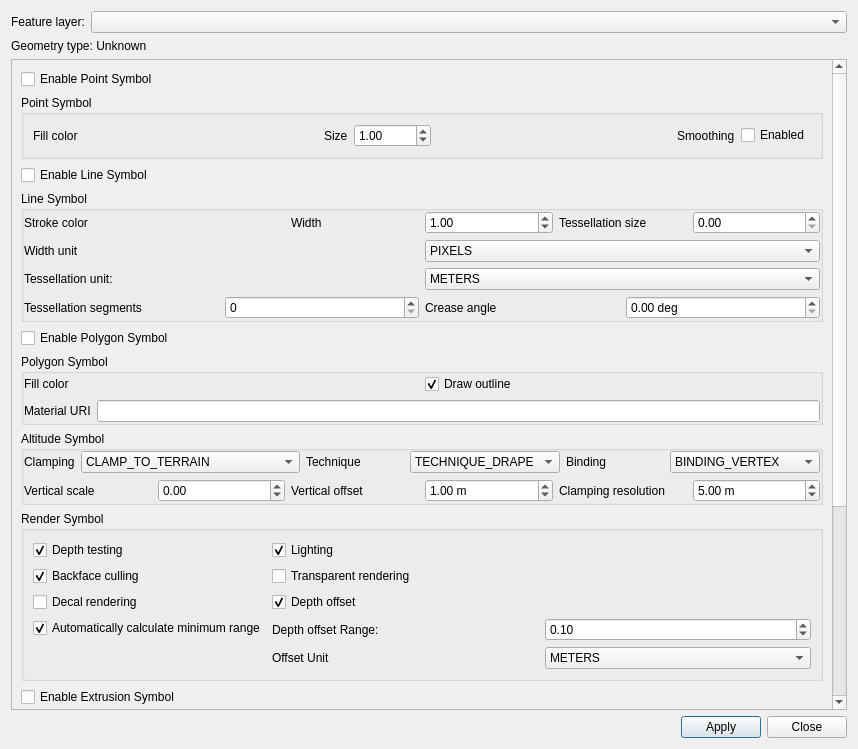
Before: the Qt Designer form src/core/DataManager/SymbologyEditorDialog.ui in adithyahk46/GeoLayer-X, drawn with Qt 5.
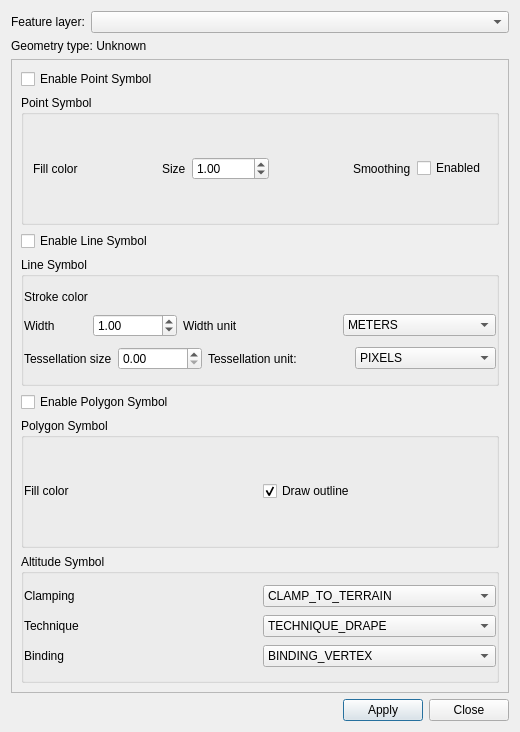
After: the same form once the commit is applied.

Diff of the .ui file:
```diff
--- a/src/core/DataManager/SymbologyEditorDialog.ui
+++ b/src/core/DataManager/SymbologyEditorDialog.ui
@@ -6,8 +6,8 @@
    <rect>
     <x>0</x>
     <y>0</y>
-    <width>858</width>
-    <height>749</height>
+    <width>520</width>
+    <height>732</height>
    </rect>
   </property>
   <property name="minimumSize">
@@ -58,8 +58,8 @@
        <rect>
         <x>0</x>
         <y>0</y>
-        <width>821</width>
-        <height>1191</height>
+        <width>496</width>
+        <height>606</height>
        </rect>
       </property>
       <layout class="QVBoxLayout" name="symbolsLayout">
@@ -89,7 +89,7 @@
           <item>
            <spacer name="pointSymbolSpacer">
             <property name="orientation">
-             <enum>Qt::Horizontal</enum>
+             <enum>Qt::Orientation::Horizontal</enum>
             </property>
             <property name="sizeHint" stdset="0">
              <size>
@@ -122,7 +122,7 @@
           <item>
            <spacer name="pointSmoothingSpacer">
             <property name="orientation">
-             <enum>Qt::Horizontal</enum>
+             <enum>Qt::Orientation::Horizontal</enum>
             </property>
             <property name="sizeHint" stdset="0">
              <size>
@@ -161,19 +161,13 @@
          <property name="title">
           <string>Line Symbol</string>
          </property>
-         <layout class="QVBoxLayout" name="lineSymbolLayout">
+         <layout class="QVBoxLayout" name="verticalLayout">
           <property name="leftMargin">
            <number>0</number>
           </property>
-          <property name="topMargin">
-           <number>0</number>
-          </property>
           <property name="rightMargin">
            <number>0</number>
           </property>
-          <property name="bottomMargin">
-           <number>0</number>
-          </property>
           <item>
            <layout class="QHBoxLayout" name="lineStyleLayout">
             <item>
@@ -190,6 +184,10 @@
               </item>
              </layout>
             </item>
+           </layout>
+          </item>
+          <item>
+           <layout class="QHBoxLayout" name="horizontalLayout">
             <item>
              <layout class="QHBoxLayout" name="lineWidthLayout">
               <item>
@@ -215,6 +213,31 @@
              </layout>
             </item>
             <item>
+             <widget class="QLabel" name="lineWidthUnitsLabel">
+              <property name="text">
+               <string>Width unit</string>
+              </property>
+             </widget>
+            </item>
+            <item>
+             <widget class="QComboBox" name="lineTessellationUnitsComboBox">
+              <item>
+               <property name="text">
+                <string>METERS</string>
+               </property>
+              </item>
+              <item>
+               <property name="text">
+                <string>KILOMETERS</string>
+               </property>
+              </item>
+             </widget>
+            </item>
+           </layout>
+          </item>
+          <item>
+           <layout class="QHBoxLayout" name="horizontalLayout_2">
+            <item>
              <layout class="QHBoxLayout" name="lineTessellationSizeLayout">
               <item>
                <widget class="QLabel" name="lineTessellationSizeLabel">
@@ -235,105 +258,31 @@
               </item>
              </layout>
             </item>
-           </layout>
-          </item>
-          <item>
-           <layout class="QVBoxLayout" name="lineUnitsLayout">
             <item>
-             <layout class="QHBoxLayout" name="lineWidthUnitsLayout">
-              <item>
-               <widget class="QLabel" name="lineWidthUnitsLabel">
-                <property name="text">
-                 <string>Width unit</string>
-                </property>
-               </widget>
-              </item>
-              <item>
-               <widget class="QComboBox" name="lineWidthUnitsComboBox">
-                <item>
-                 <property name="text">
-                  <string>PIXELS</string>
-                 </property>
-                </item>
-                <item>
-                 <property name="text">
-                  <string>METERS</string>
-                 </property>
-                </item>
-                <item>
-                 <property name="text">
-                  <string>KILOMETERS</string>
-                 </property>
-                </item>
-               </widget>
-              </item>
-             </layout>
+             <widget class="QLabel" name="lineTessellationUnitsLabel">
+              <property name="text">
+               <string>Tessellation unit:</string>
+              </property>
+             </widget>
             </item>
             <item>
-             <layout class="QHBoxLayout" name="lineTessellationUnitsLayout">
+             <widget class="QComboBox" name="lineWidthUnitsComboBox">
               <item>
-               <widget class="QLabel" name="lineTessellationUnitsLabel">
-                <property name="text">
-                 <string>Tessellation unit:</string>
-                </property>
-               </widget>
+               <property name="text">
+                <string>PIXELS</string>
+               </property>
               </item>
               <item>
-               <widget class="QComboBox" name="lineTessellationUnitsComboBox">
-                <item>
-                 <property name="text">
-                  <string>METERS</string>
-                 </property>
-                </item>
-                <item>
-                 <property name="text">
-                  <string>KILOMETERS</string>
-                 </property>
-                </item>
-               </widget>
+               <property name="text">
+                <string>METERS</string>
+               </property>
               </item>
-             </layout>
-            </item>
-            <item>
-             <layout class="QHBoxLayout" name="lineAdvancedOptionsLayout">
               <item>
-               <widget class="QLabel" name="lineTessellationCountLabel">
-                <property name="text">
-                 <string>Tessellation segments</string>
-                </property>
-               </widget>
+               <property name="text">
+                <string>KILOMETERS</string>
+               </property>
               </item>
-              <item>
-               <widget class="QSpinBox" name="lineTessellationCountSpinBox">
-                <property name="minimum">
-                 <number>0</number>
-                </property>
-                <property name="maximum">
-                 <number>10000</number>
-                </property>
-               </widget>
-              </item>
-              <item>
-               <widget class="QLabel" name="lineCreaseAngleLabel">
-                <property name="text">
-                 <string>Crease angle</string>
-                </property>
-               </widget>
-              </item>
-              <item>
-               <widget class="QDoubleSpinBox" name="lineCreaseAngleSpinBox">
-                <property name="suffix">
-                 <string> deg</string>
-                </property>
-                <property name="minimum">
-                 <double>0.000000000000000</double>
-                </property>
-                <property name="maximum">
-                 <double>180.000000000000000</double>
-                </property>
-               </widget>
-              </item>
-             </layout>
+             </widget>
             </item>
            </layout>
           </item>
@@ -393,20 +342,6 @@
             </item>
            </layout>
           </item>
-          <item>
-           <layout class="QHBoxLayout" name="polygonMaterialLayout">
-            <item>
-             <widget class="QLabel" name="polygonMaterialLabel">
-              <property name="text">
-               <string>Material URI</string>
-              </property>
-             </widget>
-            </item>
-            <item>
-             <widget class="QLineEdit" name="polygonMaterialLineEdit"/>
-            </item>
-           </layout>
-          </item>
          </layout>
         </widget>
        </item>
@@ -415,512 +350,113 @@
          <property name="title">
           <string>Altitude Symbol</string>
          </property>
-         <layout class="QVBoxLayout" name="altitudeSymbolLayout">
+         <layout class="QVBoxLayout" name="verticalLayout_2">
           <property name="leftMargin">
            <number>0</number>
           </property>
-          <property name="topMargin">
-           <number>0</number>
-          </property>
           <property name="rightMargin">
            <number>0</number>
           </property>
-          <property name="bottomMargin">
-           <number>0</number>
-          </property>
           <item>
-           <layout class="QHBoxLayout" name="altitudeOptionsLayout">
+           <layout class="QHBoxLayout" name="altitudeClampingLayout">
             <item>
-             <layout class="QHBoxLayout" name="altitudeClampingLayout">
-              <item>
-               <widget class="QLabel" name="altitudeClampingLabel">
-                <property name="text">
-                 <string>Clamping</string>
-                </property>
-               </widget>
-              </item>
-              <item>
-               <widget class="QComboBox" name="altitudeClampingComboBox">
-                <item>
-                 <property name="text">
-                  <string>CLAMP_TO_TERRAIN</string>
-                 </property>
-                </item>
-                <item>
-                 <property name="text">
-                  <string>CLAMP_ABSOLUTE</string>
-                 </property>
-                </item>
-                <item>
-                 <property name="text">
-                  <string>CLAMP_RELATIVE_TO_TERRAIN</string>
-                 </property>
-                </item>
-                <item>
-                 <property name="text">
-                  <string>CLAMP_NONE</string>
-                 </property>
-                </item>
-               </widget>
-              </item>
-             </layout>
+             <widget class="QLabel" name="altitudeClampingLabel">
+              <property name="text">
+               <string>Clamping</string>
+              </property>
+             </widget>
             </item>
             <item>
-             <layout class="QHBoxLayout" name="altitudeTechniqueLayout">
+             <widget class="QComboBox" name="altitudeClampingComboBox">
               <item>
-               <widget class="QLabel" name="altitudeTechniqueLabel">
-                <property name="text">
-                 <string>Technique</string>
-                </property>
-               </widget>
+               <property name="text">
+                <string>CLAMP_TO_TERRAIN</string>
+               </property>
               </item>
               <item>
-               <widget class="QComboBox" name="altitudeTechniqueComboBox">
-                <item>
-                 <property name="text">
-                  <string>TECHNIQUE_DRAPE</string>
-                 </property>
-                </item>
-                <item>
-                 <property name="text">
-                  <string>TECHNIQUE_GPU</string>
-                 </property>
-                </item>
-                <item>
-                 <property name="text">
-                  <string>TECHNIQUE_SCENE</string>
-                 </property>
-                </item>
-                <item>
-                 <property name="text">
-                  <string>TECHNIQUE_MAP</string>
-                 </property>
-                </item>
-               </widget>
+               <property name="text">
+                <string>CLAMP_ABSOLUTE</string>
+               </property>
               </item>
-             </layout>
-            </item>
-            <item>
-             <layout class="QHBoxLayout" name="altitudeBindingLayout">
               <item>
-               <widget class="QLabel" name="altitudeBindingLabel">
-                <property name="text">
-                 <string>Binding</string>
-                </property>
-               </widget>
+               <property name="text">
+                <string>CLAMP_RELATIVE_TO_TERRAIN</string>
+               </property>
               </item>
               <item>
-               <widget class="QComboBox" name="altitudeBindingComboBox">
-                <item>
-                 <property name="text">
-                  <string>BINDING_VERTEX</string>
-                 </property>
-                </item>
-                <item>
-                 <property name="text">
-                  <string>BINDING_CENTROID</string>
-                 </property>
-                </item>
-                <item>
-                 <property name="text">
-                  <string>BINDING_ENDPOINT</string>
-                 </property>
-                </item>
-               </widget>
+               <property name="text">
+                <string>CLAMP_NONE</string>
+               </property>
               </item>
-             </layout>
+             </widget>
             </item>
            </layout>
           </item>
           <item>
-           <layout class="QHBoxLayout" name="altitudeAdjustmentsLayout">
+           <layout class="QHBoxLayout" name="altitudeTechniqueLayout">
             <item>
-             <layout class="QHBoxLayout" name="altitudeVerticalScaleLayout">
-              <item>
-               <widget class="QLabel" name="altitudeVerticalScaleLabel">
-                <property name="text">
-                 <string>Vertical scale</string>
-                </property>
-               </widget>
-              </item>
-              <item>
-               <widget class="QDoubleSpinBox" name="altitudeVerticalScaleSpinBox">
-                <property name="minimum">
-                 <double>-1000000.000000000000000</double>
-                </property>
-                <property name="maximum">
-                 <double>1000000.000000000000000</double>
-                </property>
-                <property name="value">
-                 <double>0.000000000000000</double>
-                </property>
-               </widget>
-              </item>
-             </layout>
+             <widget class="QLabel" name="altitudeTechniqueLabel">
+              <property name="text">
+               <string>Technique</string>
+              </property>
+             </widget>
             </item>
             <item>
-             <layout class="QHBoxLayout" name="altitudeVerticalOffsetLayout">
+             <widget class="QComboBox" name="altitudeTechniqueComboBox">
               <item>
-               <widget class="QLabel" name="altitudeVerticalOffsetLabel">
-                <property name="text">
-                 <string>Vertical offset</string>
-                </property>
-               </widget>
+               <property name="text">
+                <string>TECHNIQUE_DRAPE</string>
+               </property>
               </item>
               <item>
-               <widget class="QDoubleSpinBox" name="altitudeVerticalOffsetSpinBox">
-                <property name="suffix">
-                 <string> m</string>
-                </property>
-                <property name="minimum">
-                 <double>-1000000.000000000000000</double>
-                </property>
-                <property name="maximum">
-                 <double>1000000.000000000000000</double>
-                </property>
-                <property name="value">
-                 <double>1.000000000000000</double>
-                </property>
-               </widget>
+               <property name="text">
+                <string>TECHNIQUE_GPU</string>
+               </property>
               </item>
-             </layout>
-            </item>
-            <item>
-             <layout class="QHBoxLayout" name="altitudeResolutionLayout">
               <item>
-               <widget class="QLabel" name="altitudeClampingResolutionLabel">
-                <property name="text">
-                 <string>Clamping resolution</string>
-                </property>
-               </widget>
+               <property name="text">
+                <string>TECHNIQUE_SCENE</string>
+               </property>
               </item>
               <item>
-               <widget class="QDoubleSpinBox" name="altitudeClampingResolutionSpinBox">
-                <property name="suffix">
-                 <string> m</string>
-                </property>
-                <property name="minimum">
-                 <double>0.000000000000000</double>
-                </property>
-                <property name="maximum">
-                 <double>1000000.000000000000000</double>
-                </property>
-                <property name="value">
-                 <double>5.000000000000000</double>
-                </property>
-               </widget>
+               <property name="text">
+                <string>TECHNIQUE_MAP</string>
+               </property>
               </item>
-             </layout>
-            </item>
-           </layout>
-          </item>
-         </layout>
-        </widget>
-       </item>
-       <item>
-        <widget class="QGroupBox" name="renderSymbolGroupBox">
-         <property name="title">
-          <string>Render Symbol</string>
-         </property>
-         <layout class="QFormLayout" name="formLayout">
-          <item row="0" column="0">
-           <widget class="QCheckBox" name="renderDepthTestCheckBox">
-            <property name="text">
-             <string>Depth testing</string>
-            </property>
-            <property name="checked">
-             <bool>true</bool>
-            </property>
-           </widget>
-          </item>
-          <item row="0" column="1">
-           <widget class="QCheckBox" name="renderLightingCheckBox">
-            <property name="text">
-             <string>Lighting</string>
-            </property>
-            <property name="checked">
-             <bool>true</bool>
-            </property>
-           </widget>
-          </item>
-          <item row="1" column="0">
-           <widget class="QCheckBox" name="renderBackfaceCullingCheckBox">
-            <property name="text">
-             <string>Backface culling</string>
-            </property>
-            <property name="checked">
-             <bool>true</bool>
-            </property>
-           </widget>
-          </item>
-          <item row="1" column="1">
-           <widget class="QCheckBox" name="renderTransparentCheckBox">
-            <property name="text">
-             <string>Transparent rendering</string>
-            </property>
-           </widget>
-          </item>
-          <item row="2" column="0">
-           <widget class="QCheckBox" name="renderDecalCheckBox">
-            <property name="text">
-             <string>Decal rendering</string>
-            </property>
-           </widget>
-          </item>
-          <item row="2" column="1">
-           <widget class="QCheckBox" name="renderDepthOffsetEnabledCheckBox">
-            <property name="text">
-             <string>Depth offset</string>
-            </property>
-            <property name="checked">
-             <bool>true</bool>
-            </property>
-           </widget>
-          </item>
-          <item row="3" column="0">
-           <widget class="QCheckBox" name="renderDepthOffsetAutomaticCheckBox">
-            <property name="text">
-             <string>Automatically calculate minimum range</string>
-            </property>
-            <property name="checked">
-             <bool>true</bool>
-            </property>
-           </widget>
-          </item>
-          <item row="3" column="1">
-           <layout class="QHBoxLayout" name="renderDepthOffsetRangeLayout">
-            <item>
-             <widget class="QLabel" name="renderDepthOffsetRangeLabel">
-              <property name="text">
-               <string>Depth offset Range:</string>
-              </property>
              </widget>
             </item>
-            <item>
-             <widget class="QDoubleSpinBox" name="renderDepthOffsetRangeSpinBox">
-              <property name="minimum">
-               <double>0.000000000000000</double>
-              </property>
-              <property name="maximum">
-               <double>1000000.000000000000000</double>
-              </property>
-              <property name="value">
-               <double>0.100000000000000</double>
-              </property>
-             </widget>
-            </item>
            </layout>
           </item>
-          <item row="4" column="1">
-           <layout class="QHBoxLayout" name="renderDepthOffsetUnitsLayout">
+          <item>
+           <layout class="QHBoxLayout" name="altitudeBindingLayout">
             <item>
-             <widget class="QLabel" name="renderDepthOffsetUnitsLabel">
+             <widget class="QLabel" name="altitudeBindingLabel">
               <property name="text">
-               <string>Offset Unit</string>
+               <string>Binding</string>
               </property>
              </widget>
             </item>
             <item>
-             <widget class="QComboBox" name="renderDepthOffsetUnitsComboBox">
+             <widget class="QComboBox" name="altitudeBindingComboBox">
               <item>
                <property name="text">
-                <string>METERS</string>
+                <string>BINDING_VERTEX</string>
                </property>
               </item>
               <item>
                <property name="text">
-                <string>KILOMETERS</string>
+                <string>BINDING_CENTROID</string>
                </property>
               </item>
-             </widget>
-            </item>
-           </layout>
-          </item>
-         </layout>
-        </widget>
-       </item>
-       <item>
-        <widget class="QCheckBox" name="enableExtrusionSymbolCheckBox">
-         <property name="text">
-          <string>Enable Extrusion Symbol</string>
-         </property>
-        </widget>
-       </item>
-       <item>
-        <widget class="QGroupBox" name="extrusionSymbolGroupBox">
-         <property name="title">
-          <string>Extrusion Symbol</string>
-         </property>
-         <layout class="QVBoxLayout" name="extrusionSymbolLayout">
-          <property name="leftMargin">
-           <number>0</number>
-          </property>
-          <property name="topMargin">
-           <number>0</number>
-          </property>
-          <property name="rightMargin">
-           <number>0</number>
-          </property>
-          <property name="bottomMargin">
-           <number>0</number>
-          </property>
-          <item>
-           <layout class="QGridLayout" name="extrusionHeightLayout">
-            <item row="0" column="0">
-             <widget class="QLabel" name="extrusionMethodLabel">
-              <property name="text">
-               <string>Extrusion Method:</string>
-              </property>
-             </widget>
-            </item>
-            <item row="0" column="1">
-             <widget class="QRadioButton" name="extrusionFieldHeightRadioButton">
-              <property name="text">
-               <string>Field Attribute</string>
-              </property>
-             </widget>
-            </item>
-            <item row="0" column="2">
-             <widget class="QRadioButton" name="extrusionFixedHeightRadioButton">
-              <property name="text">
-               <string>Fixed Height</string>
-              </property>
-              <property name="checked">
-               <bool>true</bool>
-              </property>
-             </widget>
-            </item>
-            <item row="1" column="0">
-             <widget class="QLabel" name="extrusionHeightValueLabel">
-              <property name="text">
-               <string>Select / Set Height:</string>
-              </property>
-             </widget>
-            </item>
-            <item row="1" column="1">
-             <widget class="QComboBox" name="extrusionHeightAttributeComboBox"/>
-            </item>
-            <item row="1" column="2">
-             <widget class="QDoubleSpinBox" name="extrusionFixedHeightSpinBox">
-              <property name="suffix">
-               <string> m</string>
-              </property>
-              <property name="minimum">
-               <double>-1000000.000000000000000</double>
-              </property>
-              <property name="maximum">
-               <double>1000000.000000000000000</double>
-              </property>
-              <property name="value">
-               <double>10.000000000000000</double>
-              </property>
-             </widget>
-            </item>
-            <item row="2" column="0">
-             <widget class="QLabel" name="extrusionDirectionLabel">
-              <property name="text">
-               <string>Direction:</string>
-              </property>
-             </widget>
-            </item>
-            <item row="2" column="1">
-             <widget class="QComboBox" name="extrusionDirectionComboBox">
               <item>
                <property name="text">
-                <string>DIRECTION_UP</string>
+                <string>BINDING_ENDPOINT</string>
                </property>
               </item>
-              <item>
-               <property name="text">
-                <string>DIRECTION_DOWN</string>
-               </property>
-              </item>
              </widget>
             </item>
            </layout>
           </item>
-          <item>
-           <layout class="QGridLayout" name="extrusionAppearanceLayout">
-            <item row="1" column="1" colspan="2">
-             <widget class="QLineEdit" name="extrusionWallSkinLineEdit"/>
-            </item>
-            <item row="0" column="1">
-             <widget class="QLabel" name="extrusionWallStyleLabel">
-              <property name="text">
-               <string>Wall style</string>
-              </property>
-             </widget>
-            </item>
-            <item row="1" column="0">
-             <widget class="QLabel" name="extrusionWallSkinLabel">
-              <property name="text">
-               <string>Wall skin</string>
-              </property>
-             </widget>
-            </item>
-            <item row="0" column="2">
-             <widget class="QLineEdit" name="extrusionWallStyleLineEdit"/>
-            </item>
-            <item row="0" column="0">
-             <widget class="QCheckBox" name="extrusionFlattenCheckBox">
-              <property name="text">
-               <string>Flatten top cap</string>
-              </property>
-              <property name="checked">
-               <bool>true</bool>
-              </property>
-             </widget>
-            </item>
-            <item row="4" column="1">
-             <widget class="QDoubleSpinBox" name="extrusionWallGradientSpinBox">
-              <property name="maximum">
-               <double>1.000000000000000</double>
-              </property>
-             </widget>
-            </item>
-            <item row="4" column="0">
-             <widget class="QLabel" name="extrusionWallGradientLabel">
-              <property name="text">
-               <string>Wall gradient (0-1)</string>
-              </property>
-             </widget>
-            </item>
-            <item row="3" column="0">
-             <widget class="QLabel" name="extrusionRoofSkinLabel">
-              <property name="text">
-               <string>Roof skin</string>
-              </property>
-             </widget>
-            </item>
-            <item row="5" column="0">
-             <widget class="QLabel" name="extrusionWallShadeLabel">
-              <property name="text">
-               <string>Wall shading (0-1)</string>
-              </property>
-             </widget>
-            </item>
-            <item row="2" column="1" colspan="2">
-             <widget class="QLineEdit" name="extrusionRoofStyleLineEdit"/>
-            </item>
-            <item row="2" column="0">
-             <widget class="QLabel" name="extrusionRoofStyleLabel">
-              <property name="text">
-               <string>Roof style</string>
-              </property>
-             </widget>
-            </item>
-            <item row="5" column="1">
-             <widget class="QDoubleSpinBox" name="extrusionWallShadeSpinBox">
-              <property name="maximum">
-               <double>1.000000000000000</double>
-              </property>
-             </widget>
-            </item>
-            <item row="3" column="1" colspan="2">
-             <widget class="QLineEdit" name="extrusionRoofSkinLineEdit"/>
-            </item>
-           </layout>
-          </item>
          </layout>
         </widget>
        </item>
@@ -933,7 +469,7 @@
      <item>
       <spacer name="buttonSpacer">
        <property name="orientation">
-        <enum>Qt::Horizontal</enum>
+        <enum>Qt::Orientation::Horizontal</enum>
        </property>
        <property name="sizeHint" stdset="0">
         <size>
```
